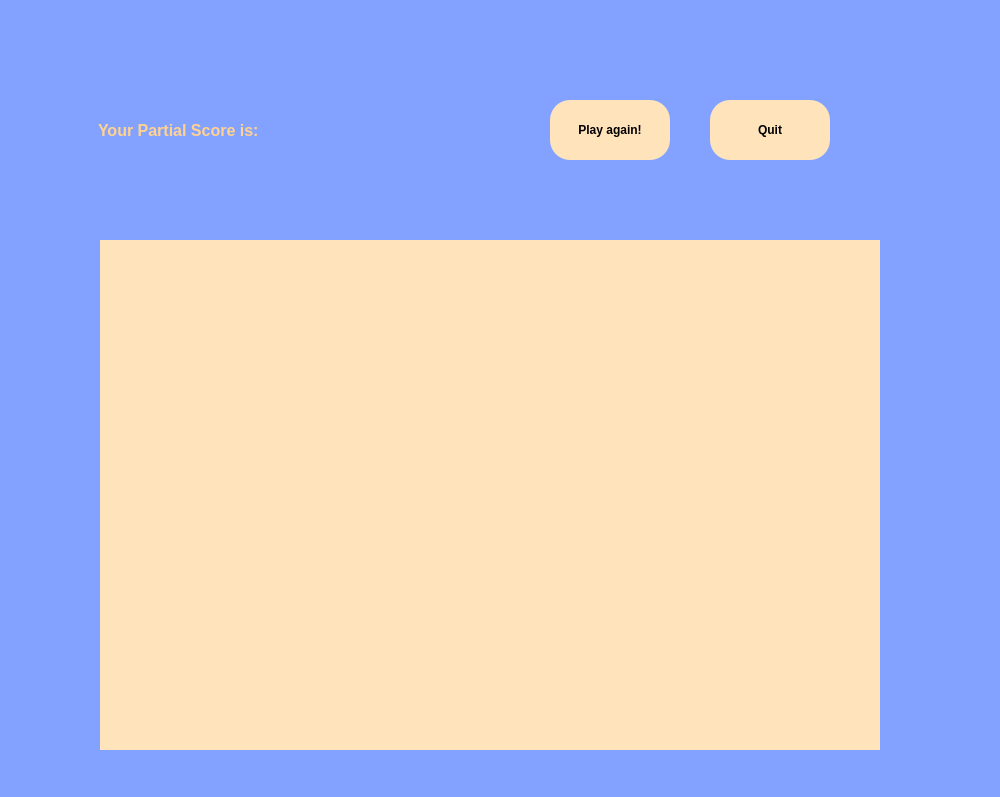
First picture: the form in game_view/frontend/article_summary.ui, repository fra3597/my_german_game, before the edit.
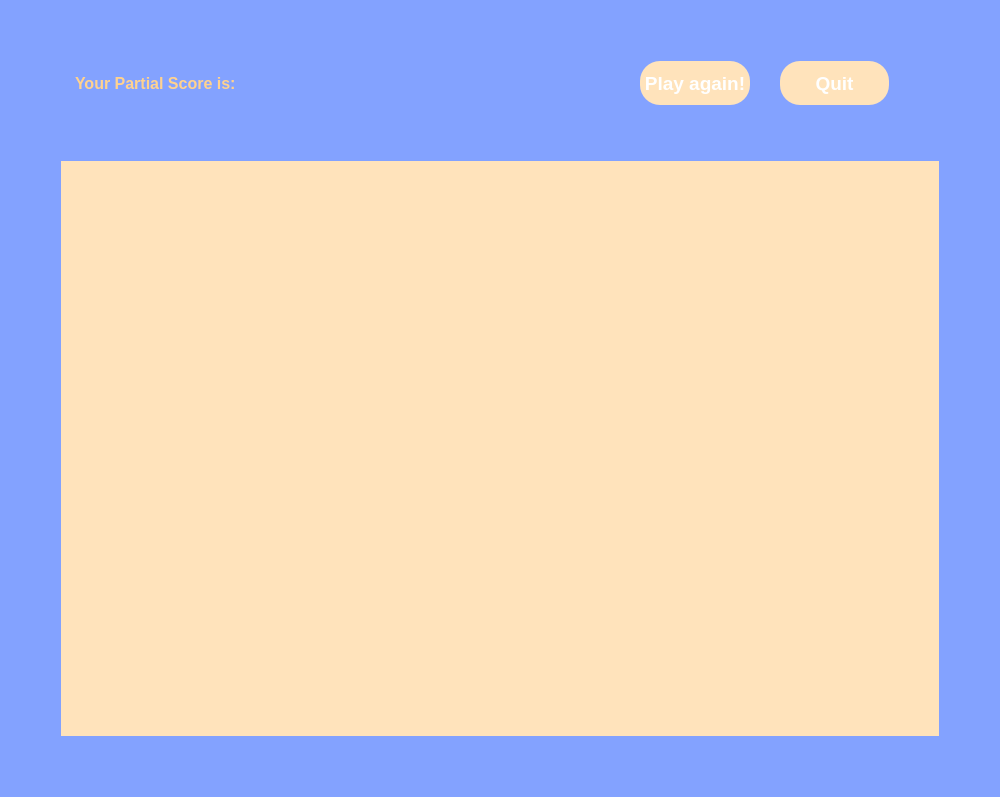
Second picture: the form after the edit.

What changed in the file:
```diff
--- a/game_view/frontend/article_summary.ui
+++ b/game_view/frontend/article_summary.ui
@@ -13,81 +13,32 @@
   <property name="windowTitle">
    <string>ArticleSummary</string>
   </property>
-  <widget class="QWidget" name="widget" native="true">
-   <property name="geometry">
-    <rect>
-     <x>0</x>
-     <y>0</y>
-     <width>1000</width>
-     <height>800</height>
-    </rect>
-   </property>
    <property name="styleSheet">
-    <string notr="true">QWidget#widget {
+   <string notr="true">QWidget {
 	background-color: #83A2FF;
 	color: #FFFFFF;
 }</string>
    </property>
-   <widget class="QTableView" name="summary_table">
-    <property name="geometry">
-     <rect>
-      <x>100</x>
-      <y>240</y>
-      <width>780</width>
-      <height>510</height>
-     </rect>
-    </property>
-    <property name="sizePolicy">
-     <sizepolicy hsizetype="Expanding" vsizetype="Expanding">
-      <horstretch>0</horstretch>
-      <verstretch>1</verstretch>
-     </sizepolicy>
-    </property>
-    <property name="font">
-     <font>
-      <pointsize>-1</pointsize>
-      <weight>75</weight>
-      <bold>true</bold>
-     </font>
-    </property>
-    <property name="styleSheet">
-     <string notr="true">QTableView {
-     font-size: 24px;  /* Set font size for cells */
-     color: white;     /* Set text color for cells */
-	border: 2px solid #000000; /* Border color and width */
-	padding: 10px; /* Adjust padding as needed */
-	background-color: #FFE3BB;
-	color: black;
-	font-weight: bold;
-	border: none;
-}
-
-QHeaderView::section {
-     color: white;     /* Set text color for header */
-     background-color: #FFD28F; /* Set background color for header */
-     border: 1px solid #555; /* Set border for header */
-	height: 36px;     /* Set height for each header */
-	width: 260px;
-	font-weight: bold;
-}</string>
-    </property>
-    <property name="cornerButtonEnabled">
-     <bool>false</bool>
-    </property>
-   </widget>
+  <layout class="QVBoxLayout" name="verticalLayout_2">
+   <item>
+    <layout class="QVBoxLayout" name="verticalLayout" stretch="1,4">
+     <property name="leftMargin">
+      <number>50</number>
+     </property>
+     <property name="rightMargin">
+      <number>50</number>
+     </property>
+     <property name="bottomMargin">
+      <number>50</number>
+     </property>
+     <item>
+      <layout class="QHBoxLayout" name="horizontalLayout_2" stretch="3,2">
+       <item>
    <widget class="QLabel" name="score_label">
-    <property name="geometry">
-     <rect>
-      <x>84</x>
-      <y>50</y>
-      <width>251</width>
-      <height>161</height>
-     </rect>
-    </property>
     <property name="sizePolicy">
-     <sizepolicy hsizetype="Preferred" vsizetype="Expanding">
-      <horstretch>0</horstretch>
-      <verstretch>0</verstretch>
+          <sizepolicy hsizetype="Expanding" vsizetype="Expanding">
+           <horstretch>1</horstretch>
+           <verstretch>1</verstretch>
      </sizepolicy>
     </property>
     <property name="font">
@@ -113,17 +64,35 @@
      <bool>true</bool>
     </property>
    </widget>
+       </item>
+       <item>
+        <layout class="QHBoxLayout" name="horizontalLayout">
+         <property name="spacing">
+          <number>30</number>
+         </property>
+         <property name="leftMargin">
+          <number>50</number>
+         </property>
+         <property name="topMargin">
+          <number>50</number>
+         </property>
+         <property name="rightMargin">
+          <number>50</number>
+         </property>
+         <property name="bottomMargin">
+          <number>50</number>
+         </property>
+         <item>
    <widget class="QPushButton" name="play_again_button">
-    <property name="geometry">
-     <rect>
-      <x>550</x>
-      <y>100</y>
-      <width>120</width>
-      <height>60</height>
-     </rect>
+           <property name="sizePolicy">
+            <sizepolicy hsizetype="Expanding" vsizetype="Expanding">
+             <horstretch>1</horstretch>
+             <verstretch>1</verstretch>
+            </sizepolicy>
     </property>
     <property name="font">
      <font>
+             <pointsize>14</pointsize>
       <weight>75</weight>
       <bold>true</bold>
      </font>
@@ -144,17 +113,18 @@
      <string>Play again!</string>
     </property>
    </widget>
+         </item>
+         <item>
    <widget class="QPushButton" name="quit_button">
-    <property name="geometry">
-     <rect>
-      <x>710</x>
-      <y>100</y>
-      <width>120</width>
-      <height>60</height>
-     </rect>
+           <property name="sizePolicy">
+            <sizepolicy hsizetype="Expanding" vsizetype="Expanding">
+             <horstretch>1</horstretch>
+             <verstretch>1</verstretch>
+            </sizepolicy>
     </property>
     <property name="font">
      <font>
+             <pointsize>14</pointsize>
       <weight>75</weight>
       <bold>true</bold>
      </font>
@@ -175,7 +145,58 @@
      <string>Quit</string>
     </property>
    </widget>
-  </widget>
+         </item>
+        </layout>
+       </item>
+      </layout>
+     </item>
+     <item>
+      <layout class="QHBoxLayout" name="table_layout">
+       <item>
+        <widget class="QTableView" name="summary_table">
+         <property name="sizePolicy">
+          <sizepolicy hsizetype="Expanding" vsizetype="Expanding">
+           <horstretch>0</horstretch>
+           <verstretch>1</verstretch>
+          </sizepolicy>
+         </property>
+         <property name="font">
+          <font>
+           <pointsize>10</pointsize>
+           <weight>75</weight>
+           <bold>true</bold>
+          </font>
+         </property>
+         <property name="styleSheet">
+          <string notr="true">QTableView {
+	color: white;
+	border: 2px solid #000000; 
+	padding: 10px; 
+	background-color: #FFE3BB;
+	color: black;
+	font-weight: bold;
+	border: none;
+}
+
+QHeaderView::section {
+	color: white;
+	background-color: #FFD28F; 
+	border: 1px solid #555; 
+	height: 36px;     
+	width: 260px;
+	font-weight: bold;
+}</string>
+         </property>
+         <property name="cornerButtonEnabled">
+          <bool>false</bool>
+         </property>
+        </widget>
+       </item>
+      </layout>
+     </item>
+    </layout>
+   </item>
+  </layout>
  </widget>
  <resources/>
  <connections/>
```
Lines whose indentation alone changed are shown as unchanged.
